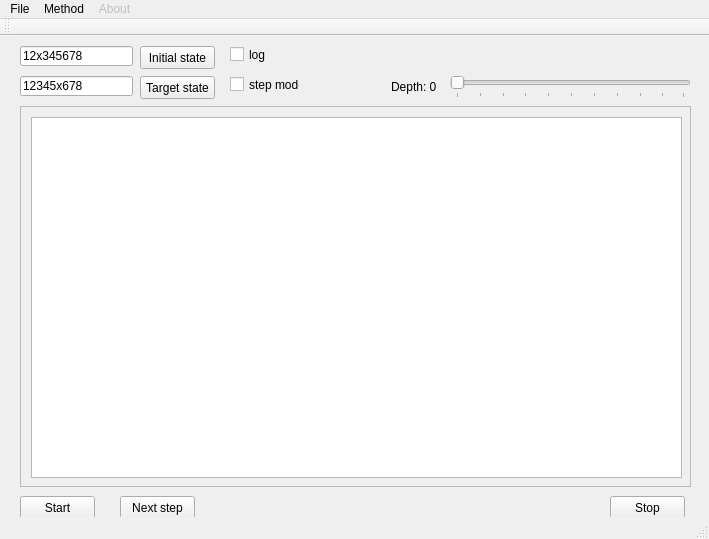
Qt form mainwindow.ui (Tinsed/8_puzzle) before a commit.
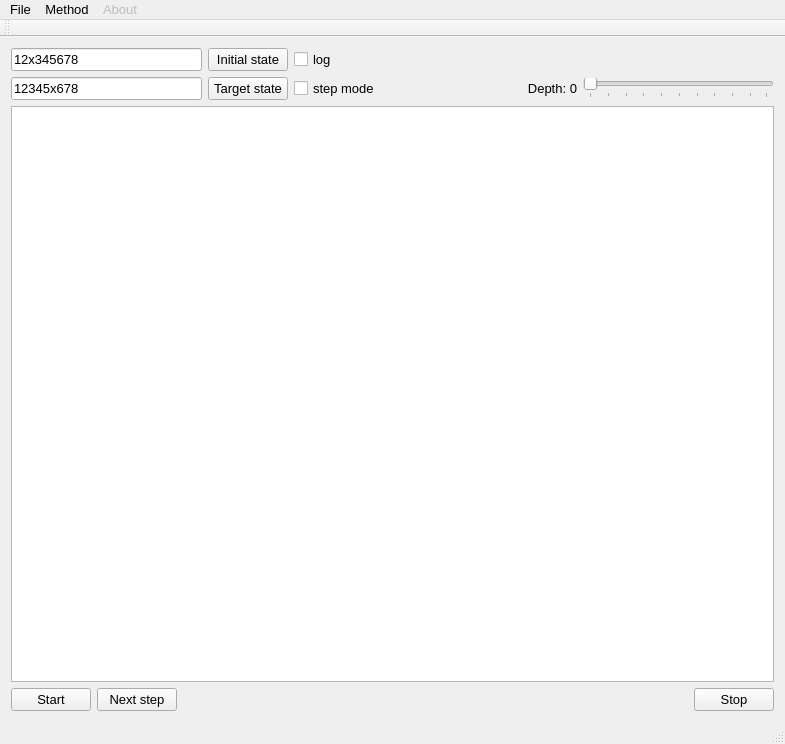
The same form after that commit.

The edit to the form file:
```diff
--- a/mainwindow.ui
+++ b/mainwindow.ui
@@ -6,12 +6,12 @@
    <rect>
     <x>0</x>
     <y>0</y>
-    <width>709</width>
-    <height>539</height>
+    <width>785</width>
+    <height>744</height>
    </rect>
   </property>
   <property name="sizePolicy">
-   <sizepolicy hsizetype="Fixed" vsizetype="Fixed">
+   <sizepolicy hsizetype="Expanding" vsizetype="Expanding">
     <horstretch>0</horstretch>
     <verstretch>0</verstretch>
    </sizepolicy>
@@ -19,197 +19,239 @@
   <property name="windowTitle">
    <string>8-puzzle</string>
   </property>
+  <property name="layoutDirection">
+   <enum>Qt::LeftToRight</enum>
+  </property>
   <widget class="QWidget" name="centralWidget">
-   <widget class="QScrollArea" name="scrollArea">
-    <property name="geometry">
-     <rect>
-      <x>20</x>
-      <y>70</y>
-      <width>671</width>
-      <height>381</height>
-     </rect>
-    </property>
-    <property name="widgetResizable">
-     <bool>true</bool>
-    </property>
-    <widget class="QWidget" name="scrollAreaWidgetContents">
-     <property name="geometry">
-      <rect>
-       <x>0</x>
-       <y>0</y>
-       <width>669</width>
-       <height>379</height>
-      </rect>
-     </property>
-     <widget class="QTextEdit" name="textEdit">
-      <property name="geometry">
-       <rect>
-        <x>10</x>
-        <y>10</y>
-        <width>651</width>
-        <height>361</height>
-       </rect>
-      </property>
-     </widget>
-    </widget>
-   </widget>
-   <widget class="QPushButton" name="pushButton">
-    <property name="geometry">
-     <rect>
-      <x>20</x>
-      <y>460</y>
-      <width>75</width>
-      <height>23</height>
-     </rect>
-    </property>
-    <property name="text">
-     <string>Start</string>
-    </property>
-   </widget>
-   <widget class="QPushButton" name="pushButton_step">
-    <property name="geometry">
-     <rect>
-      <x>120</x>
-      <y>460</y>
-      <width>75</width>
-      <height>23</height>
-     </rect>
-    </property>
-    <property name="text">
-     <string>Next step</string>
-    </property>
-   </widget>
-   <widget class="QPushButton" name="pushButton_3">
-    <property name="geometry">
-     <rect>
-      <x>610</x>
-      <y>460</y>
-      <width>75</width>
-      <height>23</height>
-     </rect>
-    </property>
-    <property name="text">
-     <string>Stop</string>
-    </property>
-   </widget>
-   <widget class="QCheckBox" name="checkBox">
-    <property name="geometry">
-     <rect>
-      <x>230</x>
-      <y>10</y>
-      <width>70</width>
-      <height>17</height>
-     </rect>
-    </property>
-    <property name="text">
-     <string>log</string>
-    </property>
-   </widget>
-   <widget class="QLabel" name="label_10">
-    <property name="geometry">
-     <rect>
-      <x>391</x>
-      <y>40</y>
-      <width>61</width>
-      <height>21</height>
-     </rect>
-    </property>
-    <property name="text">
-     <string>Depth: 0</string>
-    </property>
-   </widget>
-   <widget class="QSlider" name="horizontalSlider">
-    <property name="geometry">
-     <rect>
-      <x>450</x>
-      <y>40</y>
-      <width>241</width>
-      <height>22</height>
-     </rect>
-    </property>
-    <property name="orientation">
-     <enum>Qt::Horizontal</enum>
-    </property>
-    <property name="tickPosition">
-     <enum>QSlider::TicksBelow</enum>
-    </property>
-   </widget>
-   <widget class="QLineEdit" name="lineEdit">
-    <property name="geometry">
-     <rect>
-      <x>20</x>
-      <y>10</y>
-      <width>113</width>
-      <height>20</height>
-     </rect>
-    </property>
-    <property name="text">
-     <string>12x345678</string>
-    </property>
-   </widget>
-   <widget class="QPushButton" name="pushButton_4">
-    <property name="geometry">
-     <rect>
-      <x>140</x>
-      <y>10</y>
-      <width>75</width>
-      <height>23</height>
-     </rect>
-    </property>
-    <property name="text">
-     <string>Initial state</string>
-    </property>
-   </widget>
-   <widget class="QPushButton" name="pushButton_5">
-    <property name="geometry">
-     <rect>
-      <x>140</x>
-      <y>40</y>
-      <width>75</width>
-      <height>23</height>
-     </rect>
-    </property>
-    <property name="text">
-     <string>Target state</string>
-    </property>
-   </widget>
-   <widget class="QLineEdit" name="lineEdit_2">
-    <property name="geometry">
-     <rect>
-      <x>20</x>
-      <y>40</y>
-      <width>113</width>
-      <height>20</height>
-     </rect>
-    </property>
-    <property name="text">
-     <string>12345x678</string>
-    </property>
-   </widget>
-   <widget class="QCheckBox" name="checkBox_2">
-    <property name="geometry">
-     <rect>
-      <x>230</x>
-      <y>40</y>
-      <width>70</width>
-      <height>17</height>
-     </rect>
-    </property>
-    <property name="text">
-     <string>step mode</string>
-    </property>
-   </widget>
+   <layout class="QVBoxLayout" name="verticalLayout_2">
+    <item>
+     <layout class="QVBoxLayout" name="verticalLayout">
+      <item>
+       <layout class="QHBoxLayout" name="horizontalLayout_3">
+        <item>
+         <layout class="QGridLayout" name="gridLayout">
+          <item row="1" column="3">
+           <widget class="QLabel" name="label_10">
+            <property name="font">
+             <font>
+              <pointsize>10</pointsize>
+             </font>
+            </property>
+            <property name="layoutDirection">
+             <enum>Qt::LeftToRight</enum>
+            </property>
+            <property name="text">
+             <string>Depth: 0</string>
+            </property>
+            <property name="alignment">
+             <set>Qt::AlignRight|Qt::AlignTrailing|Qt::AlignVCenter</set>
+            </property>
+           </widget>
+          </item>
+          <item row="0" column="2">
+           <widget class="QCheckBox" name="checkBox">
+            <property name="font">
+             <font>
+              <pointsize>10</pointsize>
+             </font>
+            </property>
+            <property name="text">
+             <string>log</string>
+            </property>
+           </widget>
+          </item>
+          <item row="1" column="1">
+           <widget class="QPushButton" name="pushButton_5">
+            <property name="font">
+             <font>
+              <pointsize>10</pointsize>
+             </font>
+            </property>
+            <property name="text">
+             <string>Target state</string>
+            </property>
+           </widget>
+          </item>
+          <item row="1" column="2">
+           <widget class="QCheckBox" name="checkBox_2">
+            <property name="font">
+             <font>
+              <pointsize>10</pointsize>
+             </font>
+            </property>
+            <property name="text">
+             <string>step mode</string>
+            </property>
+           </widget>
+          </item>
+          <item row="1" column="4">
+           <widget class="QSlider" name="horizontalSlider">
+            <property name="orientation">
+             <enum>Qt::Horizontal</enum>
+            </property>
+            <property name="tickPosition">
+             <enum>QSlider::TicksBelow</enum>
+            </property>
+           </widget>
+          </item>
+          <item row="0" column="1">
+           <widget class="QPushButton" name="pushButton_4">
+            <property name="font">
+             <font>
+              <pointsize>10</pointsize>
+             </font>
+            </property>
+            <property name="text">
+             <string>Initial state</string>
+            </property>
+           </widget>
+          </item>
+          <item row="1" column="0">
+           <widget class="QLineEdit" name="lineEdit_2">
+            <property name="font">
+             <font>
+              <pointsize>10</pointsize>
+             </font>
+            </property>
+            <property name="text">
+             <string>12345x678</string>
+            </property>
+           </widget>
+          </item>
+          <item row="0" column="4">
+           <spacer name="horizontalSpacer_3">
+            <property name="orientation">
+             <enum>Qt::Horizontal</enum>
+            </property>
+            <property name="sizeHint" stdset="0">
+             <size>
+              <width>40</width>
+              <height>20</height>
+             </size>
+            </property>
+           </spacer>
+          </item>
+          <item row="0" column="0">
+           <widget class="QLineEdit" name="lineEdit">
+            <property name="font">
+             <font>
+              <pointsize>10</pointsize>
+             </font>
+            </property>
+            <property name="text">
+             <string>12x345678</string>
+            </property>
+           </widget>
+          </item>
+          <item row="0" column="3">
+           <spacer name="horizontalSpacer_2">
+            <property name="orientation">
+             <enum>Qt::Horizontal</enum>
+            </property>
+            <property name="sizeHint" stdset="0">
+             <size>
+              <width>68</width>
+              <height>20</height>
+             </size>
+            </property>
+           </spacer>
+          </item>
+         </layout>
+        </item>
+       </layout>
+      </item>
+      <item>
+       <layout class="QHBoxLayout" name="horizontalLayout_2">
+        <item>
+         <widget class="QTextEdit" name="textEdit">
+          <property name="font">
+           <font>
+            <pointsize>10</pointsize>
+           </font>
+          </property>
+         </widget>
+        </item>
+       </layout>
+      </item>
+      <item>
+       <layout class="QHBoxLayout" name="horizontalLayout">
+        <item>
+         <widget class="QPushButton" name="pushButton">
+          <property name="font">
+           <font>
+            <pointsize>10</pointsize>
+           </font>
+          </property>
+          <property name="text">
+           <string>Start</string>
+          </property>
+         </widget>
+        </item>
+        <item>
+         <widget class="QPushButton" name="pushButton_step">
+          <property name="font">
+           <font>
+            <pointsize>10</pointsize>
+           </font>
+          </property>
+          <property name="text">
+           <string>Next step</string>
+          </property>
+         </widget>
+        </item>
+        <item>
+         <spacer name="horizontalSpacer">
+          <property name="orientation">
+           <enum>Qt::Horizontal</enum>
+          </property>
+          <property name="sizeHint" stdset="0">
+           <size>
+            <width>40</width>
+            <height>20</height>
+           </size>
+          </property>
+         </spacer>
+        </item>
+        <item>
+         <widget class="QPushButton" name="pushButton_3">
+          <property name="font">
+           <font>
+            <pointsize>10</pointsize>
+           </font>
+          </property>
+          <property name="text">
+           <string>Stop</string>
+          </property>
+         </widget>
+        </item>
+       </layout>
+      </item>
+     </layout>
+    </item>
+   </layout>
+   <zorder>horizontalLayoutWidget</zorder>
+   <zorder>verticalLayoutWidget</zorder>
   </widget>
   <widget class="QMenuBar" name="menuBar">
    <property name="geometry">
     <rect>
      <x>0</x>
      <y>0</y>
-     <width>709</width>
-     <height>21</height>
+     <width>785</width>
+     <height>23</height>
     </rect>
    </property>
+   <property name="font">
+    <font>
+     <pointsize>10</pointsize>
+    </font>
+   </property>
    <widget class="QMenu" name="menuFile">
+    <property name="font">
+     <font>
+      <pointsize>10</pointsize>
+     </font>
+    </property>
     <property name="title">
      <string>File</string>
     </property>
@@ -223,11 +265,21 @@
     <property name="enabled">
      <bool>false</bool>
     </property>
+    <property name="font">
+     <font>
+      <pointsize>10</pointsize>
+     </font>
+    </property>
     <property name="title">
      <string>About</string>
     </property>
    </widget>
    <widget class="QMenu" name="menuMethod">
+    <property name="font">
+     <font>
+      <pointsize>10</pointsize>
+     </font>
+    </property>
     <property name="title">
      <string>Method</string>
     </property>
@@ -242,6 +294,11 @@
    <addaction name="menuAbout"/>
   </widget>
   <widget class="QToolBar" name="mainToolBar">
+   <property name="font">
+    <font>
+     <pointsize>10</pointsize>
+    </font>
+   </property>
    <attribute name="toolBarArea">
     <enum>TopToolBarArea</enum>
    </attribute>
@@ -249,7 +306,13 @@
     <bool>false</bool>
    </attribute>
   </widget>
-  <widget class="QStatusBar" name="statusBar"/>
+  <widget class="QStatusBar" name="statusBar">
+   <property name="font">
+    <font>
+     <pointsize>10</pointsize>
+    </font>
+   </property>
+  </widget>
   <action name="actionOpen">
    <property name="text">
     <string>Open</string>
```
